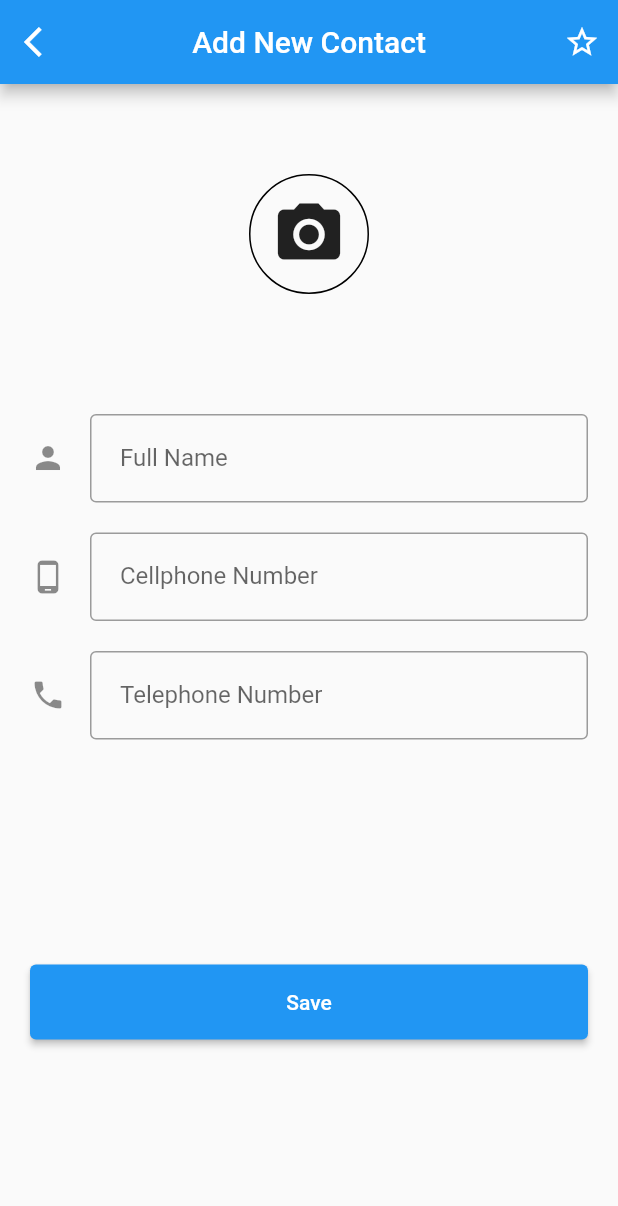
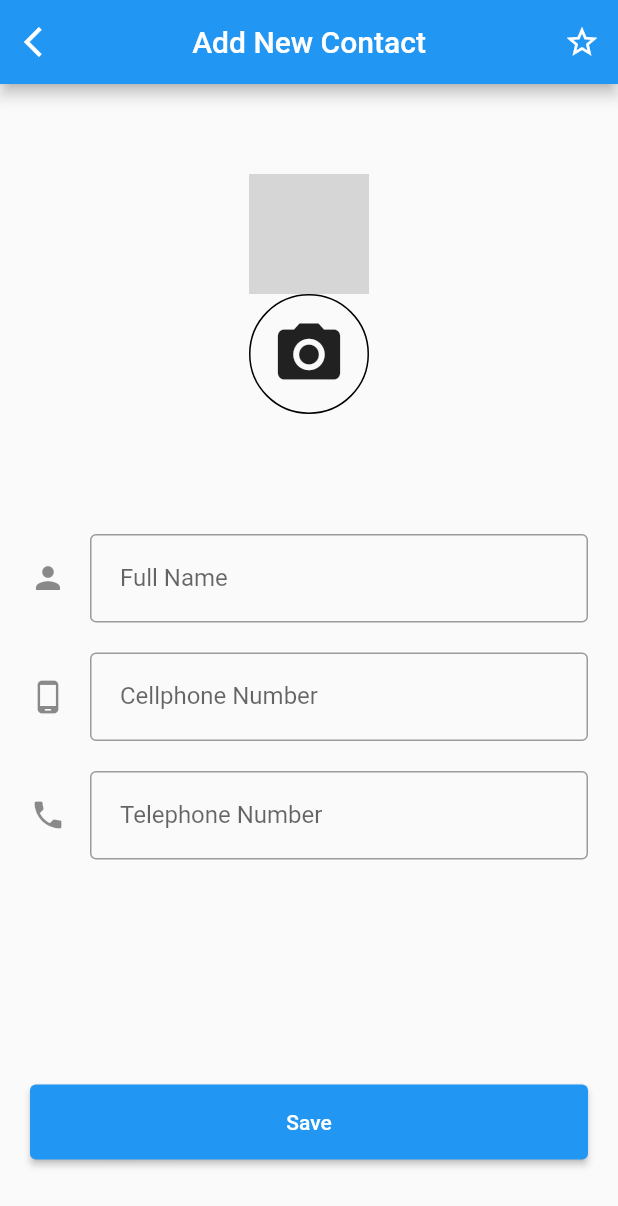
Before and after one commit to maleimings/MyContactApp, a Flutter app: the screen it shows after launch, after a tap on the "add" icon, on a phone screen of 412 x 824 dp. Shown: the top 1206 px of the screen. Run offline on Flutter 3.47's test engine with Material 2 defaults, Android fonts, the phone set to English and light mode, and no system bars; our stand-ins replace sqflite; missing offline and left inert: advance_image_picker; accounts and stored records are empty; grey boxes are pictures that could not be loaded.

Commit message:
add camera and image picker

```diff
--- a/lib/add_new_contact.dart
+++ b/lib/add_new_contact.dart
@@ -1,4 +1,8 @@
+import 'dart:io';
+
+import 'package:advance_image_picker/advance_image_picker.dart';
 import 'package:flutter/material.dart';
+import 'package:intl/intl.dart';
 
 class AddNewContact extends StatefulWidget {
   const AddNewContact({super.key});
@@ -15,8 +19,24 @@ class AddNewContactState extends State<AddNewContact> {
   late final TextEditingController _telephoneInputController;
   bool favorite = false;
 
+  List<ImageObject> _avatar = [];
+
   @override
   Widget build(BuildContext context) {
+
+    final configs = ImagePickerConfigs();
+    // AppBar text color
+    configs.appBarTextColor = Colors.white;
+    configs.appBarBackgroundColor = Colors.orange;
+    // Disable select images from album
+    // configs.albumPickerModeEnabled = false;
+    // Only use front camera for capturing
+    // configs.cameraLensDirection = 0;
+    // Translate function
+    configs.translateFunc = (name, value) => Intl.message(value, name: name);
+    // Disable edit function, then add other edit control instead
+    configs.adjustFeatureEnabled = false;
+
     return Scaffold(
         appBar: AppBar(
           centerTitle: true,
@@ -41,7 +61,8 @@ class AddNewContactState extends State<AddNewContact> {
         body: SingleChildScrollView(
           child: Column(
             children: [
-              const Padding(padding: EdgeInsets.only(top: 60)),
+              Padding(padding: const EdgeInsets.only(top: 60),
+                child: Image.file(File(_avatar.isNotEmpty ? _avatar[0].modifiedPath : 'asset/image/default.png'), height: 80, fit: BoxFit.cover,),),
               Center(
                 child: Container(
                   width: 80,
@@ -62,7 +83,18 @@ class AddNewContactState extends State<AddNewContact> {
                         Icons.photo_camera,
                         size: 50,
                       ),
-                      onPressed: () {},
+                      onPressed: () async {
+                        final List<ImageObject> imageObjects = await Navigator.of(context)
+                            .push(PageRouteBuilder(pageBuilder: (context, animation, __) {
+                              return const ImagePicker(maxCount: 1,);
+                        }));
+
+                        if (imageObjects.isNotEmpty) {
+                          setState(() {
+                            _avatar = imageObjects;
+                          });
+                        }
+                      },
                     ),
                   )),
                 ),
--- a/lib/my_contact.dart
+++ b/lib/my_contact.dart
@@ -10,6 +10,12 @@ import 'add_new_contact.dart';
 import 'contact_item.dart';
 
 void main() {
+  WidgetsFlutterBinding.ensureInitialized();
+
+  ErrorWidget.builder = (FlutterErrorDetails details) {
+    return ErrorWidget(details.exception);
+  };
+
   runApp(
     ChangeNotifierProvider(create: (_) => ContactList(),
     child: const MyApp(),)
@@ -86,12 +92,6 @@ class _MyHomePageState extends State<MyHomePage> {
 
   @override
   Widget build(BuildContext context) {
-    // This method is rerun every time setState is called, for instance as done
-    // by the _incrementCounter method above.
-    //
-    // The Flutter framework has been optimized to make rerunning build methods
-    // fast, so that you can just rebuild anything that needs updating rather
-    // than having to individually change instances of widgets.
     return Scaffold(
       appBar: AppBar(
         // Here we take the value from the MyHomePage object that was created by
--- a/pubspec.yaml
+++ b/pubspec.yaml
@@ -33,7 +33,8 @@ dependencies:
   sqflite:
   path:
   provider:
-
+  advance_image_picker:
+  intl:
 
   # The following adds the Cupertino Icons font to your application.
   # Use with the CupertinoIcons class for iOS style icons.
```
Also changed, not shown: pubspec.lock, 2 other files.
